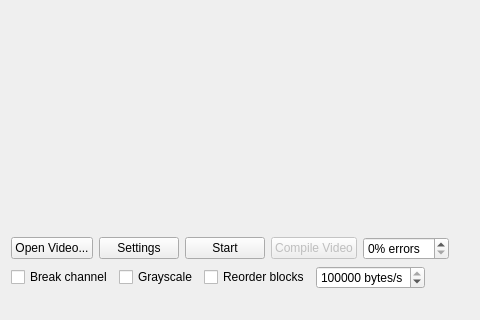
snikulov/vidstream, file Corrupt/mainwindow.ui: the form before one commit; both pictures show x 0 to 480 and y 203 to 523 of the 893 by 523 pixel window.
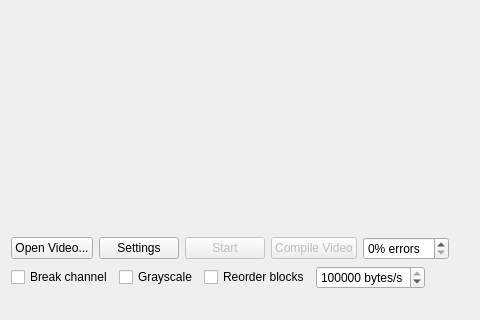
The form after the commit.

Patch:
```diff
--- a/Corrupt/mainwindow.ui
+++ b/Corrupt/mainwindow.ui
@@ -59,6 +59,9 @@
       </item>
       <item>
        <widget class="QPushButton" name="startButton">
+        <property name="enabled">
+         <bool>false</bool>
+        </property>
         <property name="text">
          <string>Start</string>
         </property>
```
